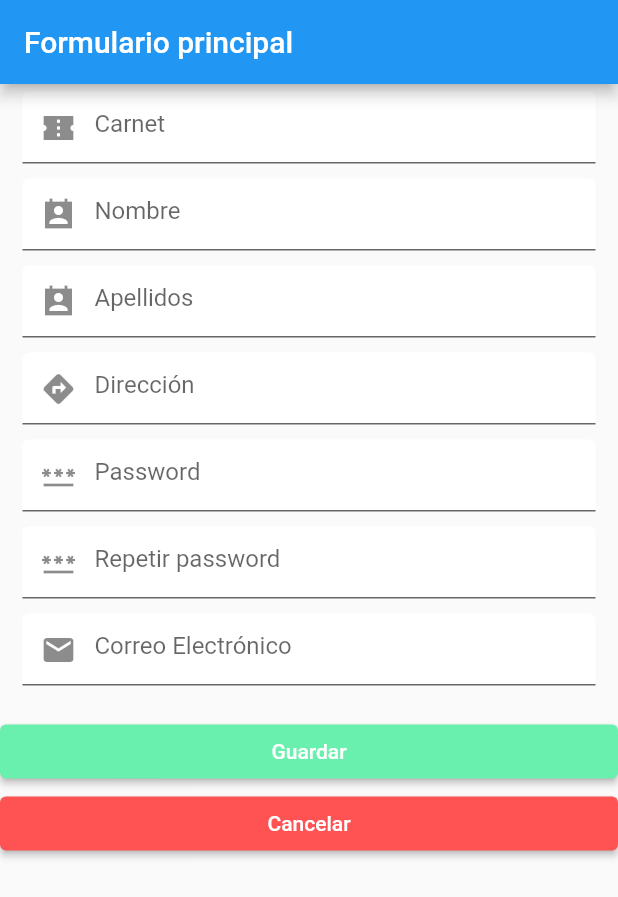
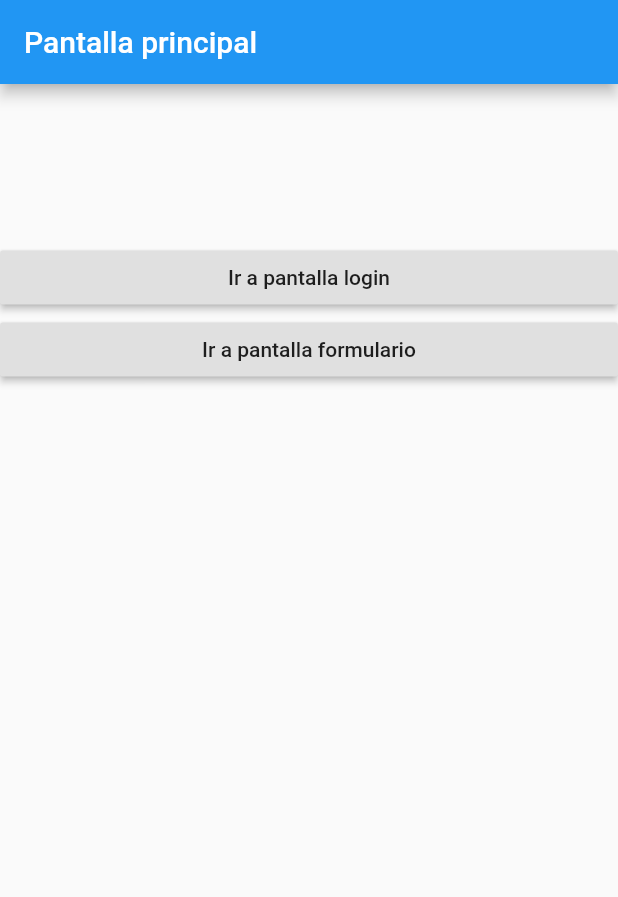
Before and after one commit to vpineda7/parcial1_etps3, a Flutter app: the screen it shows after launch, on a phone screen of 412 x 824 dp. Shown: the top 897 px of the screen. Run offline on Flutter 3.47's test engine with Material 2 defaults, Android fonts, the phone set to English and light mode, and no system bars.

Commit message:
autoajustable pantalla formulario y se agregó pantalla principal para cambio de dirección

```diff
--- a/lib/main.dart
+++ b/lib/main.dart
@@ -1,21 +1,22 @@
 import 'package:flutter/material.dart';
 import 'package:loginflutter/principal/login.dart';
 import 'package:loginflutter/principal/Formulario.dart';
+import 'package:loginflutter/principal/Principal.dart';
 
 void main() {
-  runApp(UsarFormulario());
+  runApp(UsarPrincipal());
 }
 
 
-class UsarFormulario extends StatelessWidget {
-  const UsarFormulario({Key? key}) : super(key: key);
+class UsarPrincipal extends StatelessWidget {
+  const UsarPrincipal({Key? key}) : super(key: key);
 
   @override
   Widget build(BuildContext context) {
     return MaterialApp(
 								title:"Clase Widget",
 								//home:Login(),
-                home:Formulario(),
+                home:Principal(),
 
 						 );
   }
--- a/lib/principal/camposFormulario.dart
+++ b/lib/principal/camposFormulario.dart
@@ -124,7 +124,6 @@ Widget botonGuardar () {
 Widget botonCancelar () {
   //return FlatButton(
   return ElevatedButton(
-
     style: ElevatedButton.styleFrom(
       primary: Colors.redAccent,
       padding: const EdgeInsets.symmetric(horizontal: 50),
--- /dev/null
+++ b/lib/principal/principal.dart
@@ -0,0 +1,43 @@
+import 'package:flutter/material.dart';
+import 'package:loginflutter/principal/Login.dart';
+import 'package:loginflutter/principal/Formulario.dart';
+
+class Principal extends StatefulWidget {
+  Principal({Key? key}) : super(key: key);
+
+  @override
+  State<Principal> createState() => _PrincipalState();
+}
+
+class _PrincipalState extends State<Principal> {
+  @override
+  Widget build(BuildContext context) {
+    return Scaffold(
+      appBar: AppBar(
+        title: Text('Pantalla principal'),
+      ),
+       body: ListView(
+            children: <Widget> [
+                SizedBox(
+                  height: 105,
+                ),
+                RaisedButton(
+                  child: Text('Ir a pantalla login'),
+                  onPressed: ()=>{
+                    //print('objeto')
+                    Navigator.push(context, MaterialPageRoute(builder: (context)=>Login()))
+                  }
+              ),
+                RaisedButton(
+                  child: Text('Ir a pantalla formulario'),
+                  onPressed: ()=>{
+                    //print('objeto')
+                    Navigator.push(context, MaterialPageRoute(builder: (context)=>Formulario()))
+                  }
+              ),
+            ]
+       )
+      );
+
+  }
+}
```
Also changed, not shown: lib/principal/Formulario.dart (+11 -32 lines), 1 other file.
